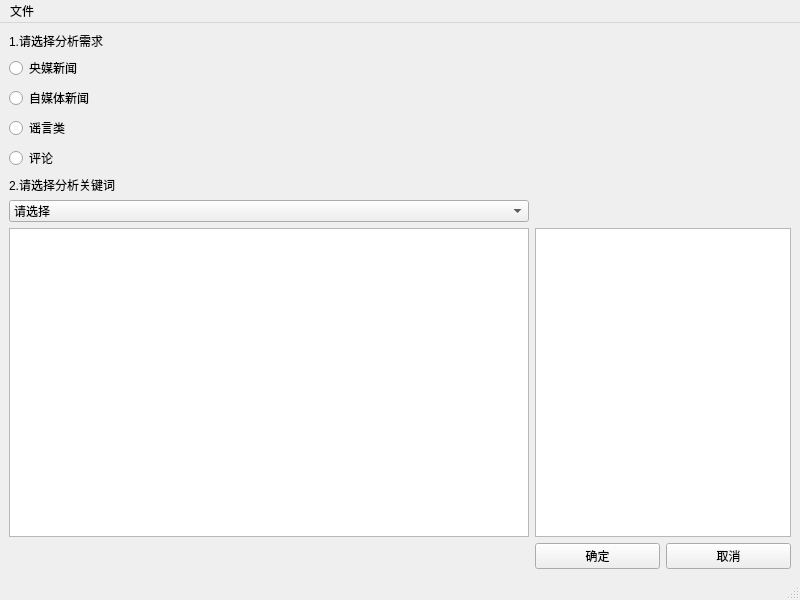
This is QAQ/mainwindow.ui in Bot4Hackathon2020/Hackathon as Qt 5 draws it before an edit. The edited form follows.
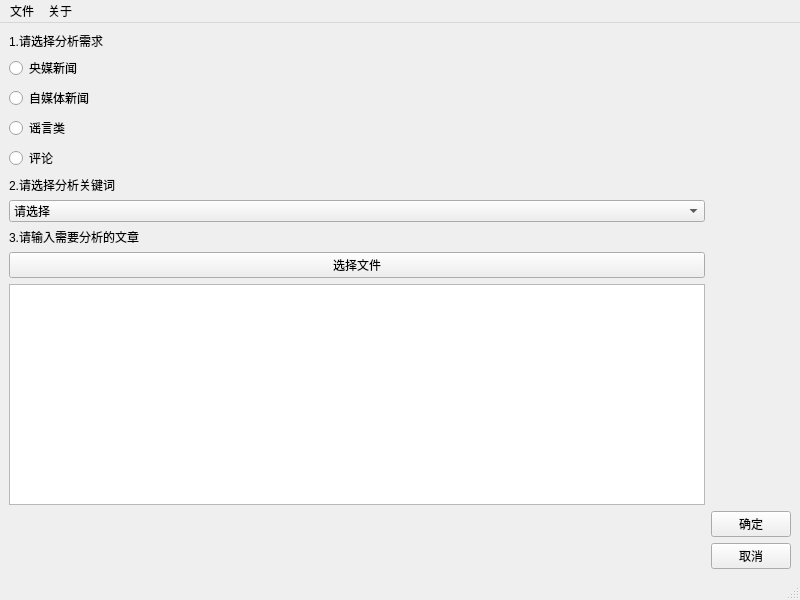
This is the edited form.

Diff of the .ui file:
```diff
--- a/QAQ/mainwindow.ui
+++ b/QAQ/mainwindow.ui
@@ -15,17 +15,10 @@
   </property>
   <widget class="QWidget" name="centralwidget">
    <layout class="QGridLayout" name="gridLayout">
-    <item row="6" column="0">
-     <widget class="QRadioButton" name="radioButton_4">
+    <item row="7" column="0">
+     <widget class="QLabel" name="label_3">
       <property name="text">
-       <string>评论</string>
-      </property>
-     </widget>
-    </item>
-    <item row="10" column="1">
-     <widget class="QPushButton" name="pushButton">
-      <property name="text">
-       <string>确定</string>
+       <string>3.请输入需要分析的文章</string>
       </property>
      </widget>
     </item>
@@ -36,21 +29,14 @@
       </property>
      </widget>
     </item>
-    <item row="5" column="0">
-     <widget class="QRadioButton" name="radioButton_3">
-      <property name="text">
-       <string>谣言类</string>
-      </property>
-     </widget>
-    </item>
-    <item row="3" column="0">
+    <item row="2" column="0">
      <widget class="QRadioButton" name="radioButton_2">
       <property name="text">
        <string>自媒体新闻</string>
       </property>
      </widget>
     </item>
-    <item row="10" column="2">
+    <item row="11" column="1">
      <widget class="QPushButton" name="pushButton_2">
       <property name="text">
        <string>取消</string>
@@ -58,6 +44,50 @@
      </widget>
     </item>
     <item row="8" column="0">
+     <widget class="QPushButton" name="pushButton_3">
+      <property name="text">
+       <string>选择文件</string>
+      </property>
+     </widget>
+    </item>
+    <item row="1" column="0">
+     <widget class="QRadioButton" name="radioButton">
+      <property name="minimumSize">
+       <size>
+        <width>91</width>
+        <height>0</height>
+       </size>
+      </property>
+      <property name="text">
+       <string>央媒新闻</string>
+      </property>
+     </widget>
+    </item>
+    <item row="4" column="0">
+     <widget class="QRadioButton" name="radioButton_4">
+      <property name="text">
+       <string>评论</string>
+      </property>
+     </widget>
+    </item>
+    <item row="3" column="0">
+     <widget class="QRadioButton" name="radioButton_3">
+      <property name="text">
+       <string>谣言类</string>
+      </property>
+     </widget>
+    </item>
+    <item row="9" column="0">
+     <widget class="QTextEdit" name="textEdit"/>
+    </item>
+    <item row="5" column="0">
+     <widget class="QLabel" name="label_2">
+      <property name="text">
+       <string>2.请选择分析关键词</string>
+      </property>
+     </widget>
+    </item>
+    <item row="6" column="0">
      <widget class="QComboBox" name="comboBox">
       <item>
        <property name="text">
@@ -246,29 +276,10 @@
       </item>
      </widget>
     </item>
-    <item row="1" column="0">
-     <widget class="QRadioButton" name="radioButton">
-      <property name="minimumSize">
-       <size>
-        <width>91</width>
-        <height>0</height>
-       </size>
-      </property>
+    <item row="10" column="1">
+     <widget class="QPushButton" name="pushButton">
       <property name="text">
-       <string>央媒新闻</string>
-      </property>
-     </widget>
-    </item>
-    <item row="9" column="0">
-     <widget class="QTextEdit" name="textEdit"/>
-    </item>
-    <item row="9" column="1" colspan="2">
-     <widget class="QListWidget" name="listWidget"/>
-    </item>
-    <item row="7" column="0">
-     <widget class="QLabel" name="label_2">
-      <property name="text">
-       <string>2.请选择分析关键词</string>
+       <string>确定</string>
       </property>
      </widget>
     </item>
@@ -287,10 +298,28 @@
     <property name="title">
      <string>文件</string>
     </property>
+    <addaction name="action"/>
+   </widget>
+   <widget class="QMenu" name="menu_2">
+    <property name="title">
+     <string>关于</string>
+    </property>
+    <addaction name="action_2"/>
    </widget>
    <addaction name="menu"/>
+   <addaction name="menu_2"/>
   </widget>
   <widget class="QStatusBar" name="statusbar"/>
+  <action name="action">
+   <property name="text">
+    <string>打开</string>
+   </property>
+  </action>
+  <action name="action_2">
+   <property name="text">
+    <string>关于我们</string>
+   </property>
+  </action>
  </widget>
  <resources/>
  <connections/>
```
